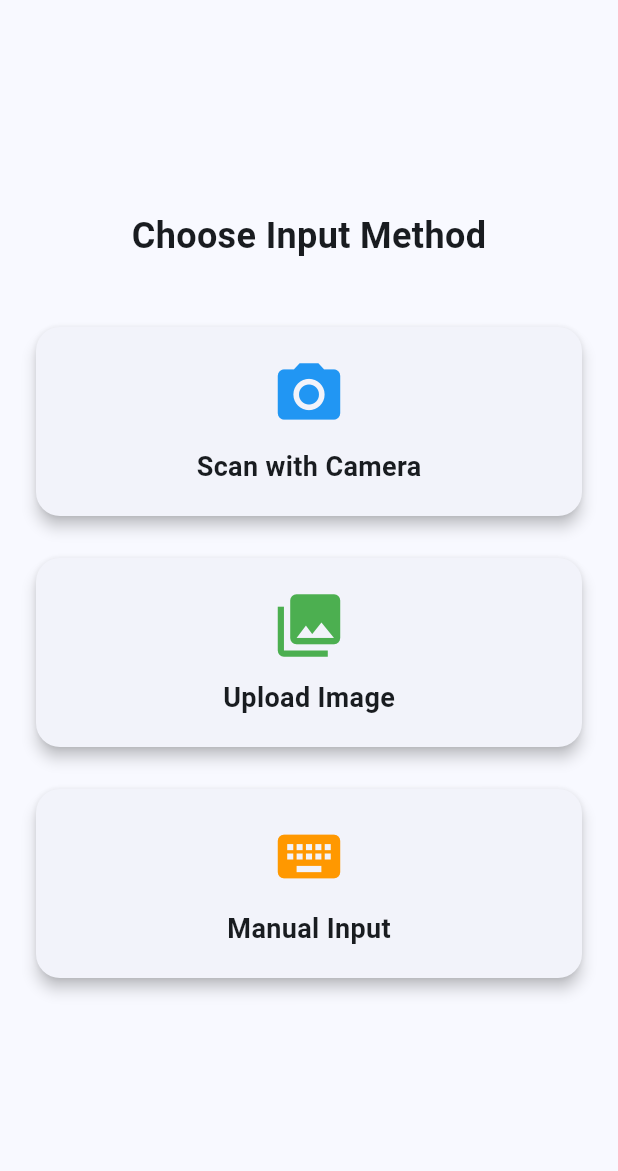
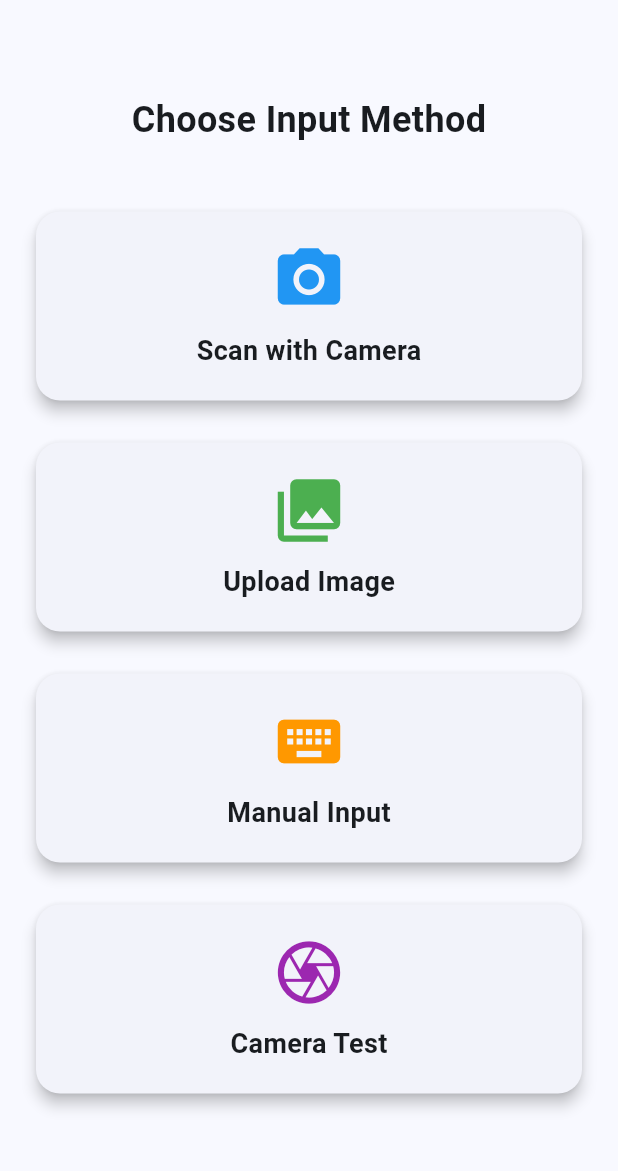
Before and after one commit to Chincho7/Math-Scanner, a Flutter app: the ResultScreen screen opened directly with empty values, after a tap on "Scan Another Problem", on a phone screen of 412 x 824 dp, the part 63-1234 px from its top. Run offline on Flutter 3.47's test engine with Material 3 defaults, Android fonts, the light colour scheme and no system bars; our stand-ins replace camera, flutter_dotenv, image_picker, math_expressions, permission_handler; missing offline and left inert: flutter_math_fork, google_mlkit_text_recognition, math_keyboard.

Commit message:
fixing camera launching issues. added test camera. not working yet. app runs on Xcode

```diff
--- a/lib/screens/result_screen.dart
+++ b/lib/screens/result_screen.dart
@@ -2,17 +2,85 @@ import 'dart:io';
 import 'package:flutter/material.dart';
 import 'package:flutter_math_fork/flutter_math.dart';
 import 'package:math_scanner/services/math_solver_service.dart';
+import 'package:math_scanner/services/openai_service.dart';
 
-class ResultScreen extends StatelessWidget {
+class ResultScreen extends StatefulWidget {
   final String mathProblem;
   final String? imageSource;
-  final MathSolverService _mathSolver = MathSolverService();
 
-  ResultScreen({
+  const ResultScreen({
     super.key,
     required this.mathProblem,
     this.imageSource,
   });
+
+  @override
+  State<ResultScreen> createState() => _ResultScreenState();
+}
+
+class _ResultScreenState extends State<ResultScreen> {
+  final MathSolverService _mathSolver = MathSolverService();
+  final OpenAIService _openAIService = OpenAIService();
+
+  String? _solution;
+  bool _isLoading = true;
+  String? _errorMessage;
+  bool _useOpenAI = true; // Flag to determine which service to use
+
+  @override
+  void initState() {
+    super.initState();
+    _solveMathProblem();
+  }
+
+  Future<void> _solveMathProblem() async {
+    setState(() {
+      _isLoading = true;
+      _errorMessage = null;
+    });
+
+    try {
+      if (_useOpenAI && _openAIService.isValidMathExpression(widget.mathProblem)) {
+        // Try OpenAI first
+        final solution = await _openAIService.solveMathProblem(widget.mathProblem);
+        setState(() {
+          _solution = solution;
+          _isLoading = false;
+        });
+      } else {
+        // Fallback to local solver
+        _fallbackToLocalSolver();
+      }
+    } catch (e) {
+      print('OpenAI Error: $e');
+      // If OpenAI fails, fallback to local solver
+      _fallbackToLocalSolver();
+    }
+  }
+
+  void _fallbackToLocalSolver() {
+    try {
+      final localSolution = _mathSolver.solveMathProblem(widget.mathProblem);
+      setState(() {
+        _solution = "Local Solution: $localSolution\n\n⚠️ For detailed step-by-step solutions, please check your internet connection and API configuration.";
+        _isLoading = false;
+        _useOpenAI = false;
+      });
+    } catch (e) {
+      setState(() {
+        _solution = null;
+        _errorMessage = 'Unable to solve this problem. Please check the format and try again.';
+        _isLoading = false;
+      });
+    }
+  }
+
+  void _retryWithOpenAI() {
+    setState(() {
+      _useOpenAI = true;
+    });
+    _solveMathProblem();
+  }
 
   @override
   Widget build(BuildContext context) {
@@ -36,11 +104,11 @@ class ResultScreen extends StatelessWidget {
         child: Column(
           crossAxisAlignment: CrossAxisAlignment.start,
           children: [
-            if (imageSource != null) ...[
+            if (widget.imageSource != null) ...[
               ClipRRect(
                 borderRadius: BorderRadius.circular(12),
                 child: Image.file(
-                  File(imageSource!),
+                  File(widget.imageSource!),
                   height: 200,
                   width: double.infinity,
                   fit: BoxFit.cover,
@@ -68,7 +136,7 @@ class ResultScreen extends StatelessWidget {
                   children: [
                     Center(
                       child: Math.tex(
-                        mathProblem,
+                        widget.mathProblem,
                         textStyle: const TextStyle(fontSize: 22),
                       ),
                     ),
@@ -92,34 +160,7 @@ class ResultScreen extends StatelessWidget {
               ),
               child: Padding(
                 padding: const EdgeInsets.all(16.0),
-                child: Column(
-                  crossAxisAlignment: CrossAxisAlignment.center,
-                  children: [
-                    const Text(
-                      'Result:',
-                      style: TextStyle(
-                        fontSize: 16,
-                        fontWeight: FontWeight.bold,
-                        color: Colors.blue,
-                      ),
-                    ),
-                    const SizedBox(height: 10),
-                    Text(
-                      _mathSolver.solveMathProblem(mathProblem),
-                      style: const TextStyle(fontSize: 24, fontWeight: FontWeight.bold),
-                    ),
-                    const SizedBox(height: 10),
-                    const Text(
-                      'Note: For complex expressions, you may need to format with proper notation.',
-                      style: TextStyle(
-                        fontSize: 12,
-                        fontStyle: FontStyle.italic,
-                        color: Colors.grey,
-                      ),
-                      textAlign: TextAlign.center,
-                    ),
-                  ],
-                ),
+                child: _buildSolutionContent(),
               ),
             ),
             const SizedBox(height: 20),
@@ -139,12 +180,27 @@ class ResultScreen extends StatelessWidget {
               child: Padding(
                 padding: const EdgeInsets.all(16.0),
                 child: Text(
-                  mathProblem,
+                  widget.mathProblem,
                   style: const TextStyle(fontSize: 18),
                 ),
               ),
             ),
-            const SizedBox(height: 30),
+            const SizedBox(height: 20),
+            // Retry button if using local solver
+            if (!_useOpenAI) ...[
+              Center(
+                child: ElevatedButton.icon(
+                  onPressed: _retryWithOpenAI,
+                  icon: const Icon(Icons.refresh),
+                  label: const Text('Retry with AI Solution'),
+                  style: ElevatedButton.styleFrom(
+                    backgroundColor: Colors.blue,
+                    foregroundColor: Colors.white,
+                  ),
+                ),
+              ),
+              const SizedBox(height: 20),
+            ],
             ElevatedButton(
               onPressed: () {
                 Navigator.pop(context);
@@ -165,4 +221,90 @@ class ResultScreen extends StatelessWidget {
       ),
     );
   }
+
+  Widget _buildSolutionContent() {
+    if (_isLoading) {
+      return const Column(
+        children: [
+          CircularProgressIndicator(),
+          SizedBox(height: 16),
+          Text(
+            'Solving math problem...',
+            style: TextStyle(fontSize: 16),
+          ),
+        ],
+      );
+    }
+
+    if (_errorMessage != null) {
+      return Column(
+        children: [
+          Icon(
+            Icons.error_outline,
+            color: Colors.red,
+            size: 48,
+          ),
+          const SizedBox(height: 16),
+          Text(
+            _errorMessage!,
+            style: const TextStyle(
+              fontSize: 16,
+              color: Colors.red,
+            ),
+            textAlign: TextAlign.center,
+          ),
+          const SizedBox(height: 16),
+          ElevatedButton(
+            onPressed: _solveMathProblem,
+            child: const Text('Try Again'),
+          ),
+        ],
+      );
+    }
+
+    if (_solution != null) {
+      return Column(
+        crossAxisAlignment: CrossAxisAlignment.start,
+        children: [
+          Row(
+            children: [
+              Icon(
+                _useOpenAI ? Icons.psychology : Icons.calculate,
+                color: _useOpenAI ? Colors.green : Colors.orange,
+                size: 20,
+              ),
+              const SizedBox(width: 8),
+              Text(
+                _useOpenAI ? 'AI-Powered Solution' : 'Local Solution',
+                style: TextStyle(
+                  fontSize: 14,
+                  fontWeight: FontWeight.bold,
+                  color: _useOpenAI ? Colors.green : Colors.orange,
+                ),
+              ),
+            ],
+          ),
+          const SizedBox(height: 16),
+          Container(
+            width: double.infinity,
+            padding: const EdgeInsets.all(12),
+            decoration: BoxDecoration(
+              color: Colors.grey[100],
+              borderRadius: BorderRadius.circular(8),
+            ),
+            child: Text(
+              _solution!,
+              style: const TextStyle(fontSize: 14),
+            ),
+          ),
+        ],
+      );
+    }
+
+    return const Text(
+      'No solution available.',
+      style: TextStyle(fontSize: 16),
+      textAlign: TextAlign.center,
+    );
+  }
 }
--- a/pubspec.yaml
+++ b/pubspec.yaml
@@ -19,6 +19,8 @@ dependencies:
   math_keyboard: ^0.3.3
   flutter_math_fork: ^0.7.1
   math_expressions: ^2.4.0
+  http: ^1.1.0
+  flutter_dotenv: ^5.1.0
 
 dev_dependencies:
   flutter_test:
@@ -30,6 +32,7 @@ flutter:
   uses-material-design: true
   assets:
     - assets/images/
+    - .env
 
 # App Icon Configuration
 flutter_launcher_icons:
```
Also changed, not shown: lib/main.dart (+7 -1 lines), lib/screens/camera_test_page.dart (added, +232 -0 lines), lib/screens/home_screen.dart (+18 -0 lines), lib/screens/manual_input_screen.dart (+15 -16 lines), lib/services/openai_service.dart (added, +89 -0 lines), pubspec.lock, 17 other files.
